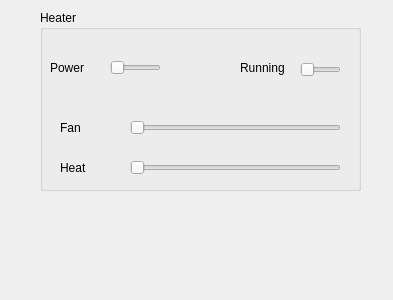
Qt form june/gui/climateguiwidget.ui (grastvei007/june) before a commit.
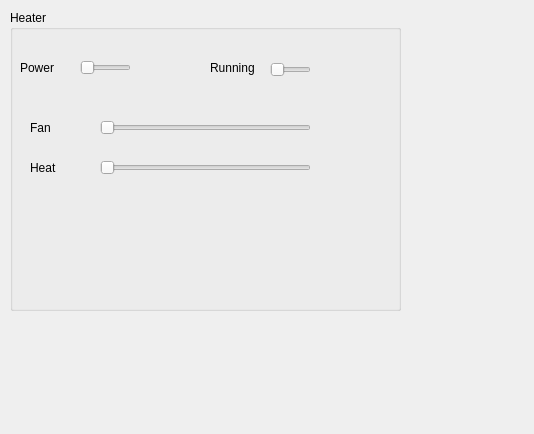
The same form after that commit.

```diff
--- a/june/gui/climateguiwidget.ui
+++ b/june/gui/climateguiwidget.ui
@@ -6,21 +6,45 @@
    <rect>
     <x>0</x>
     <y>0</y>
-    <width>393</width>
-    <height>300</height>
+    <width>534</width>
+    <height>434</height>
    </rect>
   </property>
+  <property name="sizePolicy">
+   <sizepolicy hsizetype="Preferred" vsizetype="Preferred">
+    <horstretch>0</horstretch>
+    <verstretch>0</verstretch>
+   </sizepolicy>
+  </property>
+  <property name="sizeIncrement">
+   <size>
+    <width>0</width>
+    <height>0</height>
+   </size>
+  </property>
   <property name="windowTitle">
    <string>Form</string>
   </property>
-  <widget class="QGroupBox" name="groupBox">
+  <property name="autoFillBackground">
+   <bool>false</bool>
+  </property>
+  <widget class="QWidget" name="verticalLayoutWidget">
    <property name="geometry">
     <rect>
-     <x>40</x>
+     <x>10</x>
      <y>10</y>
-     <width>321</width>
-     <height>181</height>
+     <width>391</width>
+     <height>301</height>
     </rect>
+   </property>
+   <layout class="QVBoxLayout" name="verticalLayout">
+    <item>
+     <widget class="QGroupBox" name="groupBox">
+      <property name="sizePolicy">
+       <sizepolicy hsizetype="Expanding" vsizetype="Expanding">
+        <horstretch>0</horstretch>
+        <verstretch>0</verstretch>
+       </sizepolicy>
    </property>
    <property name="title">
     <string>Heater</string>
@@ -141,6 +165,9 @@
      <string>Heat</string>
     </property>
    </widget>
+     </widget>
+    </item>
+   </layout>
   </widget>
  </widget>
  <resources/>
```
Lines whose indentation alone changed are shown as unchanged.
